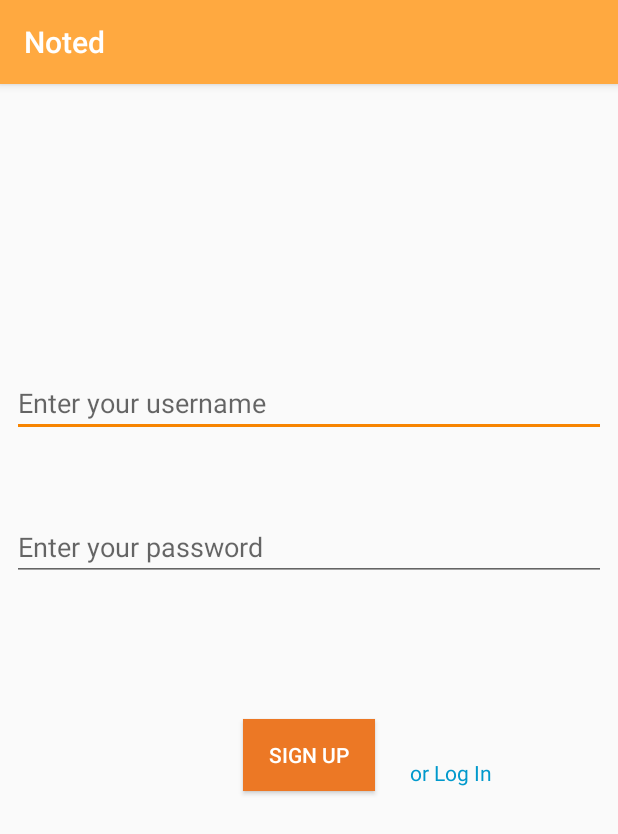
After one commit to kingchoo95/Note, an Android app: the LogInActivity screen opened directly, with no data from a screen before it, on a phone screen of 412 x 824 dp. The commit adds this screen. Shown: the top 834 px of the screen. Run offline under Robolectric (Android 15) with nearby library versions, the phone set to English and light mode, and no system bars; libraries missing offline, so code that uses them is left out: com.parse; 1 statement that could not run was skipped.

Commit message:
fixed update location on time reminder dialog and added login signup

```diff
--- a/Noted/app/build.gradle
+++ b/Noted/app/build.gradle
@@ -24,9 +24,12 @@ dependencies {
     androidTestCompile('com.android.support.test.espresso:espresso-core:2.2.2', {
         exclude group: 'com.android.support', module: 'support-annotations'
     })
+
     compile 'com.android.support:appcompat-v7:25.3.1'
     compile 'com.android.support:design:25.3.1'
     compile 'com.android.support.constraint:constraint-layout:1.0.2'
     compile 'com.google.android.gms:play-services-places:11.0.2'
+    compile 'com.parse.bolts:bolts-tasks:1.3.0'
+    compile 'com.parse:parse-android:1.13.0'
     testCompile 'junit:junit:4.12'
 }
--- a/Noted/app/src/main/java/com/david/noted/MainActivity.java
+++ b/Noted/app/src/main/java/com/david/noted/MainActivity.java
@@ -209,8 +209,9 @@ public class MainActivity extends AppCompatActivity {
 
         switch (item.getItemId()){
 
-            case R.id.searchByTitleId : {
-                Log.i("search button", "Title clicked");
+            case R.id.addFriendsId : {
+                Intent intent = new Intent(this, LogInActivity.class);
+                startActivity(intent);
                 return true;
             }
 
--- /dev/null
+++ b/Noted/app/src/main/res/layout/activity_log_in.xml
@@ -0,0 +1,79 @@
+<?xml version="1.0" encoding="utf-8"?>
+<android.support.constraint.ConstraintLayout xmlns:android="http://schemas.android.com/apk/res/android"
+    xmlns:app="http://schemas.android.com/apk/res-auto"
+    xmlns:tools="http://schemas.android.com/tools"
+    android:layout_width="match_parent"
+    android:layout_height="match_parent"
+    tools:context="com.david.noted.LogInActivity">
+
+    <EditText
+        android:id="@+id/editTextUsernameId"
+        android:layout_width="match_parent"
+        android:layout_height="wrap_content"
+        android:layout_marginBottom="8dp"
+        android:layout_marginLeft="8dp"
+        android:layout_marginRight="8dp"
+        android:layout_marginTop="8dp"
+        android:ems="10"
+        android:hint="Enter your username"
+        android:inputType="textPersonName"
+        app:layout_constraintBottom_toBottomOf="parent"
+        app:layout_constraintHorizontal_bias="1.0"
+        app:layout_constraintLeft_toLeftOf="parent"
+        app:layout_constraintRight_toRightOf="parent"
+        app:layout_constraintTop_toTopOf="parent"
+        app:layout_constraintVertical_bias="0.258" />
+
+    <EditText
+        android:id="@+id/editTextPasswordId"
+        android:layout_width="match_parent"
+        android:layout_height="wrap_content"
+        android:layout_marginBottom="8dp"
+        android:layout_marginLeft="8dp"
+        android:layout_marginRight="8dp"
+        android:layout_marginTop="8dp"
+        android:ems="10"
+        android:hint="Enter your password"
+        android:inputType="textPassword"
+        app:layout_constraintBottom_toBottomOf="parent"
+        app:layout_constraintHorizontal_bias="0.503"
+        app:layout_constraintLeft_toLeftOf="parent"
+        app:layout_constraintRight_toRightOf="parent"
+        app:layout_constraintTop_toTopOf="parent"
+        app:layout_constraintVertical_bias="0.393" />
+
+    <Button
+        android:id="@+id/buttonSignUpId"
+        android:layout_width="wrap_content"
+        android:layout_height="wrap_content"
+        android:layout_marginBottom="8dp"
+        android:layout_marginLeft="8dp"
+        android:layout_marginRight="8dp"
+        android:layout_marginTop="8dp"
+        android:background="@color/colorPrimaryDark"
+        android:onClick="signUp"
+        android:text="Sign Up"
+        android:textColor="@color/colorWhite"
+        app:layout_constraintBottom_toBottomOf="parent"
+        app:layout_constraintLeft_toLeftOf="parent"
+        app:layout_constraintRight_toRightOf="parent"
+        app:layout_constraintTop_toTopOf="parent"
+        app:layout_constraintVertical_bias="0.59" />
+
+    <TextView
+        android:id="@+id/textViewLogInId"
+        android:layout_width="wrap_content"
+        android:layout_height="wrap_content"
+        android:layout_marginBottom="8dp"
+        android:layout_marginLeft="8dp"
+        android:layout_marginRight="8dp"
+        android:layout_marginTop="8dp"
+        android:text="or Log In"
+        android:textColor="@android:color/holo_blue_dark"
+        app:layout_constraintBottom_toBottomOf="parent"
+        app:layout_constraintHorizontal_bias="0.777"
+        app:layout_constraintLeft_toLeftOf="parent"
+        app:layout_constraintRight_toRightOf="parent"
+        app:layout_constraintTop_toTopOf="parent"
+        app:layout_constraintVertical_bias="0.602" />
+</android.support.constraint.ConstraintLayout>
--- a/Noted/app/src/main/res/layout/activity_search_location.xml
+++ b/Noted/app/src/main/res/layout/activity_search_location.xml
@@ -55,7 +55,7 @@
             android:layout_rowWeight="1"
             android:drawableLeft="@drawable/ic_location_city_black_24dp"
             android:onClick="runUserLocation"
-            android:text="Sungai loong" />
+            android:text="Sungai loooooooog" />
 
         <Button
             android:id="@+id/othersId"
--- a/Noted/app/src/main/res/menu/search_menu.xml
+++ b/Noted/app/src/main/res/menu/search_menu.xml
@@ -3,7 +3,7 @@
     xmlns:app="http://schemas.android.com/apk/res-auto">
 
 
-    <item android:id="@+id/searchByTitleId" android:title="Search By Title" ></item>
+    <item android:id="@+id/addFriendsId" android:title="Add Friends" ></item>
 
     <item android:id="@+id/searchByTimeId" android:title="Search By Time"></item>
 
--- a/Noted/build.gradle
+++ b/Noted/build.gradle
@@ -10,6 +10,7 @@ buildscript {
         // NOTE: Do not place your application dependencies here; they belong
         // in the individual module build.gradle files
     }
+
 }
 
 allprojects {
```
Also changed, not shown: Noted/app/src/main/AndroidManifest.xml (+9 -1 lines), Noted/app/src/main/java/com/david/noted/FriendsListActivity.java (added, +51 -0 lines), Noted/app/src/main/java/com/david/noted/LogInActivity.java (added, +105 -0 lines), Noted/app/src/main/java/com/david/noted/NoteEditorActivity.java (+16 -7 lines), Noted/app/src/main/java/com/david/noted/SearchLocationActivity.java (+8 -6 lines), Noted/app/src/main/java/com/david/noted/StarterApplication.java (added, +63 -0 lines), Noted/app/src/main/res/layout/activity_friends_list.xml (added, +15 -0 lines), Noted/app/src/main/res/layout/activity_login.xml (added, +77 -0 lines), Noted/app/src/main/res/layout/activity_note_editor.xml (+9 -9 lines), Noted/app/src/main/res/layout/activity_search_place.xml (+6 -11 lines), Noted/app/src/main/res/layout/activity_search_time.xml (+19 -10 lines), Noted/app/src/main/res/values/strings.xml (+14 -0 lines).
